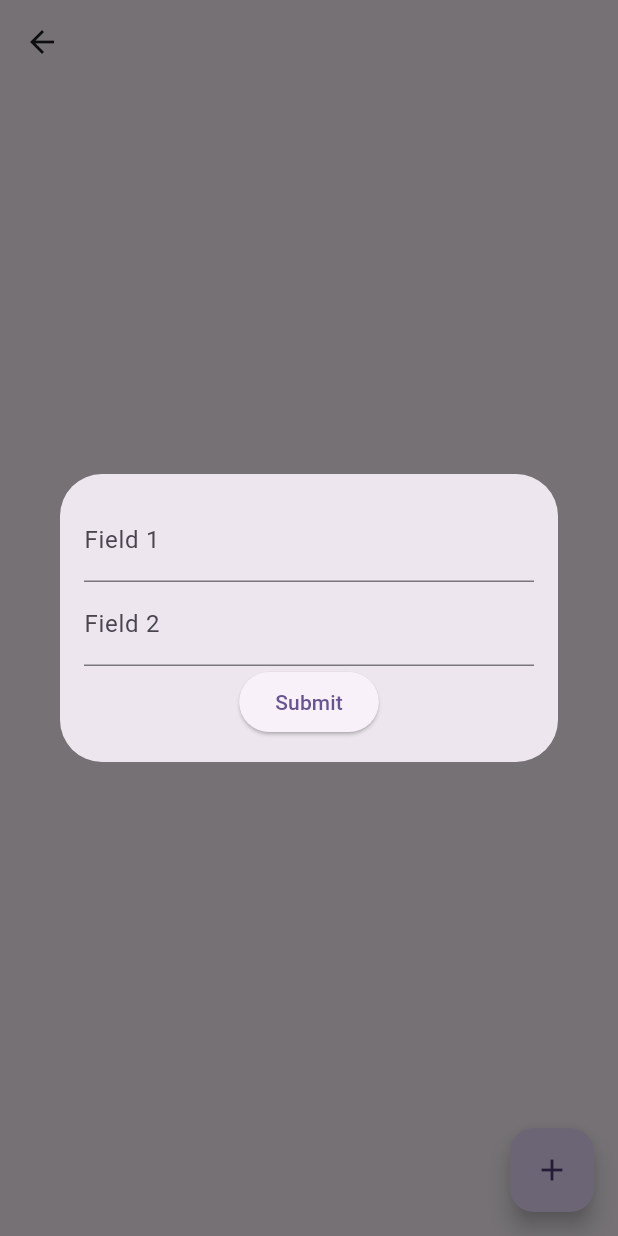
After one commit to Khukanahmed/Google-Auth, a Flutter app: the CurdView screen opened directly, after a tap on the "add" icon, on a phone screen of 412 x 824 dp. The commit adds this screen. Run offline on Flutter 3.47's test engine with Material 3 defaults, Android fonts, the phone set to English and light mode, and no system bars; our stand-ins replace badges, firebase_auth, firebase_core, firebase_messaging, flutter_easyloading, get and 3 more; accounts and stored records are empty.

```diff
--- /dev/null
+++ b/lib/CURD/view/curd_view.dart
@@ -0,0 +1,54 @@
+import 'package:flutter/material.dart';
+
+class CurdView extends StatelessWidget {
+  const CurdView({super.key});
+
+  @override
+  Widget build(BuildContext context) {
+    return Scaffold(
+      appBar: AppBar(),
+      floatingActionButton: FloatingActionButton(
+        onPressed: () {
+          showDialog(
+            context: context,
+            builder: (BuildContext context) {
+              return Dialog(
+                child: Padding(
+                  padding: const EdgeInsets.all(16.0),
+                  child: Column(
+                    mainAxisSize: MainAxisSize.min,
+                    children: [
+                      TextField(
+                        decoration: InputDecoration(
+                          labelText: 'Field 1',
+                        ),
+                      ),
+                      TextField(
+                        decoration: InputDecoration(
+                          labelText: 'Field 2',
+                        ),
+                      ),
+                      ElevatedButton(
+                        onPressed: () {
+                          // Add your submit logic here
+                        },
+                        child: Text("Submit"),
+                      ),
+                    ],
+                  ),
+                ),
+              );
+            },
+          );
+        },
+        child: Icon(Icons.add),
+      ),
+      body: Column(
+        children: [
+
+
+        ],
+      ),
+    );
+  }
+}
--- a/lib/auth/controller/login_controller.dart
+++ b/lib/auth/controller/login_controller.dart
@@ -3,7 +3,7 @@ import 'package:flutter/foundation.dart';
 import 'package:flutter/material.dart';
 import 'package:get/get.dart';
 import 'package:google_sign_in/google_sign_in.dart';
-import '../../home/view/home_screen.dart';
+import 'package:login/home/view/home_screen.dart';
 import 'package:shared_preferences/shared_preferences.dart';
 import 'package:firebase_messaging/firebase_messaging.dart';
 import '../screen/login_screen.dart';
--- a/lib/main.dart
+++ b/lib/main.dart
@@ -3,9 +3,10 @@ import 'package:flutter/material.dart';
 import 'package:get/get.dart';
 import 'package:login/auth/controller/login_controller.dart';
 import 'package:login/firebase_options.dart';
+import 'package:login/home/view/home_screen.dart';
 import 'auth/screen/login_screen.dart';
 import 'package:flutter_easyloading/flutter_easyloading.dart';
-import 'home/view/home_screen.dart';
+
 
 void main() async {
   WidgetsFlutterBinding.ensureInitialized();
```
Also changed, not shown: lib/CURD/controller/curd_controller.dart (added, +14 -0 lines), lib/chat/view/chat_screen.dart (added, +159 -0 lines), lib/home/view/home_screen.dart (+22 -149 lines).
